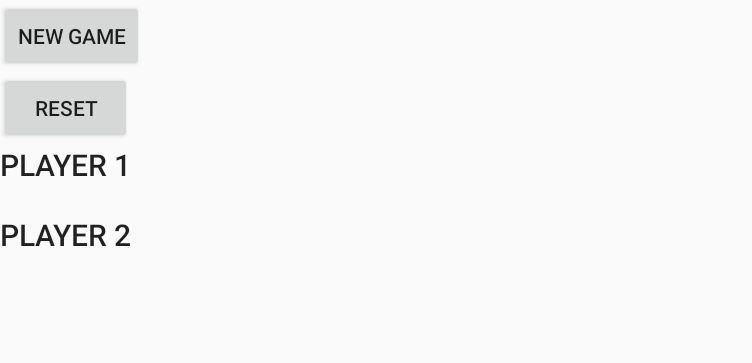
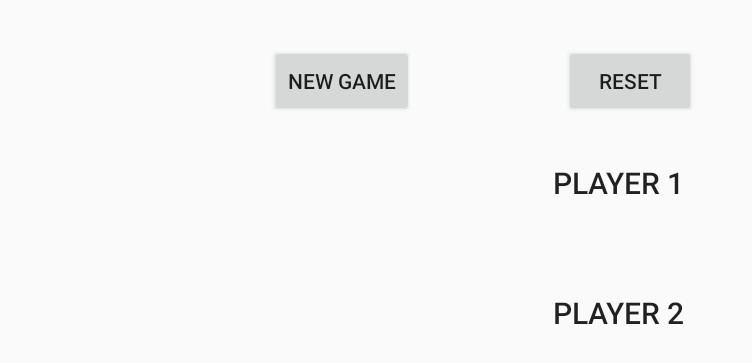
Before and after one commit to silvioantonio/po-ken-go, an Android app: the screen it shows after launch (MainActivity), on a phone screen of 824 x 412 dp (held sideways). Shown: the top 363 px of the screen, without its empty margins (0-752 px from the left). Run offline under Robolectric (Android 15) with nearby library versions, the phone set to English and light mode, and no system bars.

Commit message:
ajuste de layout da primeira tela

```diff
--- a/app/src/main/res/layout/activity_main.xml
+++ b/app/src/main/res/layout/activity_main.xml
@@ -8,36 +8,49 @@
     android:orientation="vertical"
     tools:context=".MainActivity">
 
+    <LinearLayout
+        android:layout_width="match_parent"
+        android:layout_height="wrap_content"
+        android:layout_margin="30dp"
+        android:orientation="horizontal">
+
         <Button
             android:layout_width="wrap_content"
             android:layout_height="wrap_content"
+            android:layout_marginStart="150dp"
             android:id="@+id/novo_jogo"
             android:text="New Game"/>
 
         <Button
             android:layout_width="wrap_content"
             android:layout_height="wrap_content"
+            android:layout_marginStart="100dp"
             android:id="@+id/resetar_jogo"
             android:text="Reset"/>
 
+    </LinearLayout>
     <TextView
         android:layout_width="match_parent"
         android:layout_height="wrap_content"
+        android:gravity="center"
         android:text="PLAYER 1"
         android:textAppearance="@style/TextAppearance.AppCompat.Title"/>
     <TextView
         android:layout_width="match_parent"
         android:layout_height="wrap_content"
+        android:layout_margin="20dp"
         android:id="@+id/player1"/>
 
     <TextView
         android:layout_width="match_parent"
         android:layout_height="wrap_content"
+        android:gravity="center"
         android:text="PLAYER 2"
         android:textAppearance="@style/TextAppearance.AppCompat.Title"/>
     <TextView
         android:layout_width="match_parent"
         android:layout_height="wrap_content"
+        android:layout_margin="20dp"
         android:id="@+id/player2"/>
 
 </LinearLayout>
```
Lines whose indentation alone changed are shown as unchanged.
